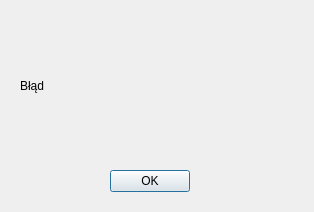
The window that gui/PyQt/ui/error.ui (Kepins/Projects-ScriptingLanguages) describes before a commit, drawn with Qt 5.
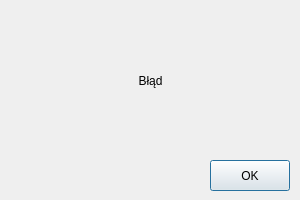
The same window after the commit.

The edit to the form file:
```diff
--- a/gui/PyQt/ui/error.ui
+++ b/gui/PyQt/ui/error.ui
@@ -6,8 +6,8 @@
    <rect>
     <x>0</x>
     <y>0</y>
-    <width>314</width>
-    <height>212</height>
+    <width>300</width>
+    <height>200</height>
    </rect>
   </property>
   <property name="windowTitle">
@@ -16,23 +16,26 @@
   <widget class="QLabel" name="error_label">
    <property name="geometry">
     <rect>
-     <x>20</x>
-     <y>20</y>
+     <x>10</x>
+     <y>10</y>
      <width>281</width>
-     <height>131</height>
+     <height>141</height>
     </rect>
    </property>
    <property name="text">
     <string>Błąd</string>
    </property>
+   <property name="alignment">
+    <set>Qt::AlignCenter</set>
+   </property>
   </widget>
   <widget class="QPushButton" name="ok_button">
    <property name="geometry">
     <rect>
-     <x>110</x>
-     <y>170</y>
+     <x>210</x>
+     <y>160</y>
      <width>80</width>
-     <height>22</height>
+     <height>31</height>
     </rect>
    </property>
    <property name="text">
```
